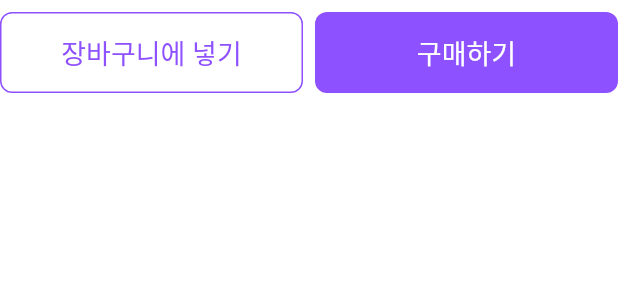
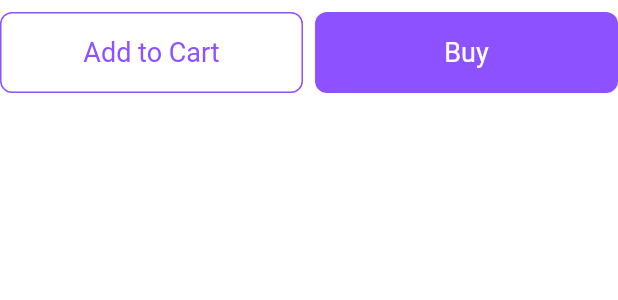
Before and after one commit to WinningBean/pokemon_rainbow_city_app, a Flutter app: the ItemBottomButtons widget shown alone on an empty page, opened directly with sample values from the repository, on a phone screen of 412 x 824 dp. Shown: the top 300 px of the screen. Run offline on Flutter 3.47's test engine with Material 3 defaults, Android fonts, the phone set to English and light mode, and no system bars; our stand-ins replace cached_network_image, flutter_riverpod, go_router; generated files the repository leaves out were written again; Roboto replaces fonts that are missing (PFStardust).

Commit message:
🌐 style: 상품 상세 페이지 다국어 적용

```diff
--- a/l10n.yaml
+++ b/l10n.yaml
@@ -2,3 +2,4 @@ arb-dir: lib/l10n
 template-arb-file: intl_en.arb
 output-localization-file: app_localizations.dart
 output-class: AppLocalizations
+use-named-parameters: true
--- a/lib/features/item/itemDetail/item_detail_page.dart
+++ b/lib/features/item/itemDetail/item_detail_page.dart
@@ -7,6 +7,7 @@ import 'package:pokemon_rainbow_city_app/features/item/itemDetail/widgets/item_d
 import 'package:pokemon_rainbow_city_app/features/item/itemDetail/widgets/item_detail_info.dart';
 import 'package:pokemon_rainbow_city_app/features/item/models/item.dart';
 import 'package:pokemon_rainbow_city_app/features/item/providers/item_provider.dart';
+import 'package:pokemon_rainbow_city_app/l10n/app_localizations.dart';
 
 class ItemDetailPage extends ConsumerWidget {
   final int itemId;
@@ -14,12 +15,15 @@ class ItemDetailPage extends ConsumerWidget {
   const ItemDetailPage({super.key, required this.itemId});
   @override
   Widget build(BuildContext context, WidgetRef ref) {
+    final local = AppLocalizations.of(context)!;
     final Item? item = ref.watch(itemByIdProvider(itemId));
 
     if (item == null) {
       return Scaffold(
         appBar: BaseAppBar(actions: [Icon(CustomIcons.cart)]),
-        body: Center(child: Text('아이템이 존재하지 않습니다.', style: Theme.of(context).textTheme.bodyMedium)),
+        body: Center(
+          child: Text(local.itemNotFoundText, style: Theme.of(context).textTheme.bodyMedium),
+        ),
       );
     }
 
--- a/lib/features/item/itemDetail/widgets/item_bottom_buttons.dart
+++ b/lib/features/item/itemDetail/widgets/item_bottom_buttons.dart
@@ -1,7 +1,6 @@
 import 'package:flutter/cupertino.dart';
 import 'package:flutter_riverpod/flutter_riverpod.dart';
 import 'package:go_router/go_router.dart';
-import 'package:intl/intl.dart';
 import 'package:pokemon_rainbow_city_app/common/utils/price_formatter.dart';
 import 'package:pokemon_rainbow_city_app/common/widgets/button/app_filled_button.dart';
 import 'package:pokemon_rainbow_city_app/common/widgets/button/app_outlined_button.dart';
@@ -10,6 +9,7 @@ import 'package:pokemon_rainbow_city_app/common/widgets/dialogs/info_dialog.dart
 import 'package:pokemon_rainbow_city_app/core/navigation/route_names.dart';
 import 'package:pokemon_rainbow_city_app/features/item/itemDetail/providers/item_detail_provider.dart';
 import 'package:pokemon_rainbow_city_app/features/item/models/item.dart';
+import 'package:pokemon_rainbow_city_app/l10n/app_localizations.dart';
 
 class ItemBottomButtons extends ConsumerWidget {
   static const double _buttonHeight = 54;
@@ -22,6 +22,7 @@ class ItemBottomButtons extends ConsumerWidget {
 
   @override
   Widget build(BuildContext context, WidgetRef ref) {
+    final local = AppLocalizations.of(context)!;
     final totalPrice = ref.watch(totalPriceProvider(item));
     final locale = Localizations.localeOf(context).toString();
 
@@ -31,17 +32,17 @@ class ItemBottomButtons extends ConsumerWidget {
         children: [
           Expanded(
             child: AppOutlinedButton(
-              text: '장바구니에 넣기',
+              text: local.itemCartButton,
               height: _buttonHeight,
               onChanged: () {
                 showCupertinoDialog(
                   context: context,
                   builder: (context) {
                     return ConfirmDialog(
-                      title: '상품이 장바구니에 담겼습니다.',
-                      contenText: '장바구니로 이동하시겠습니까?',
-                      cancelText: '더 둘러보기',
-                      confirmText: '장바구니가기',
+                      title: local.itemCartAddedTitle,
+                      contenText: local.itemCartDialogDesc,
+                      cancelText: local.itemMoreBrowse,
+                      confirmText: local.itemGoToCart,
                       onConfirm: () => context.pop(),
                     );
                   },
@@ -52,14 +53,17 @@ class ItemBottomButtons extends ConsumerWidget {
           const SizedBox(width: 8),
           Expanded(
             child: AppFilledButton(
-              text: '구매하기',
+              text: local.itemBuyButton,
               height: _buttonHeight,
               onChanged: () async {
                 await showCupertinoDialog(
                   context: context,
                   builder: (context) => InfoDialog(
-                    message:
-                        '${item.name}을(를) ${formatPriceValue(totalPrice, locale)}${getCurrencySymbol(locale)} 만큼 구매하셨습니다.',
+                    message: local.itemBuyComplete(
+                      itemName: item.name,
+                      totalPrice: formatPriceValue(totalPrice, locale),
+                      currency: getCurrencySymbol(locale),
+                    ),
                   ),
                 );
                 if (context.mounted) {
--- a/lib/l10n/app_localizations.dart
+++ b/lib/l10n/app_localizations.dart
@@ -101,7 +101,7 @@ abstract class AppLocalizations {
   /// No description provided for @appTitle.
   ///
   /// In en, this message translates to:
-  /// **'Pokkémon Rainbow City'**
+  /// **'Pokémon Rainbow City'**
   String get appTitle;
 
   /// No description provided for @confirmText.
@@ -181,48 +181,6 @@ abstract class AppLocalizations {
   /// In en, this message translates to:
   /// **'No Pokémon available'**
   String get goodsEmptyText;
-
-  /// No description provided for @goodsUnselected.
-  ///
-  /// In en, this message translates to:
-  /// **'No item selected'**
-  String get goodsUnselected;
-
-  /// No description provided for @putGoodsCartText.
-  ///
-  /// In en, this message translates to:
-  /// **'Do you want to add it to the cart?'**
-  String get putGoodsCartText;
-
-  /// No description provided for @description.
-  ///
-  /// In en, this message translates to:
-  /// **'This message appears when no item is selected.'**
-  String get description;
-
-  /// No description provided for @detailTitle.
-  ///
-  /// In en, this message translates to:
-  /// **'Pokémon Details'**
-  String get detailTitle;
-
-  /// No description provided for @goodsPriceLabel.
-  ///
-  /// In en, this message translates to:
-  /// **'Price'**
-  String get goodsPriceLabel;
-
-  /// No description provided for @goodsBuyButton.
-  ///
-  /// In en, this message translates to:
-  /// **'Buy Now'**
-  String get goodsBuyButton;
-
-  /// No description provided for @goodsCartButton.
-  ///
-  /// In en, this message translates to:
-  /// **'Add to Cart'**
-  String get goodsCartButton;
 
   /// No description provided for @cartTitle.
   ///
@@ -439,6 +397,70 @@ abstract class AppLocalizations {
   /// In en, this message translates to:
   /// **'Retry'**
   String get retryText;
+
+  /// No description provided for @itemNotFoundText.
+  ///
+  /// In en, this message translates to:
+  /// **'Item does not exist.'**
+  String get itemNotFoundText;
+
+  /// No description provided for @itemCartButton.
+  ///
+  /// In en, this message translates to:
+  /// **'Add to Cart'**
+  String get itemCartButton;
+
+  /// No description provided for @itemCartAddedTitle.
+  ///
+  /// In en, this message translates to:
+  /// **'The item has been added to the cart.'**
+  String get itemCartAddedTitle;
+
+  /// No description provided for @itemCartDialogDesc.
+  ///
+  /// In en, this message translates to:
+  /// **'Would you like to go to your cart?'**
+  String get itemCartDialogDesc;
+
+  /// No description provided for @itemMoreBrowse.
+  ///
+  /// In en, this message translates to:
+  /// **'Browse more'**
+  String get itemMoreBrowse;
+
+  /// No description provided for @itemGoToCart.
+  ///
+  /// In en, this message translates to:
+  /// **'Go to cart'**
+  String get itemGoToCart;
+
+  /// No description provided for @itemBuyButton.
+  ///
+  /// In en, this message translates to:
+  /// **'Buy'**
+  String get itemBuyButton;
+
+  /// Purchase confirmation message. {itemName} is the name of the item, {totalPrice} is the price, and {currency} is the currency symbol.
+  ///
+  /// In en, this message translates to:
+  /// **'You have purchased {itemName} for {totalPrice}{currency}.'**
+  String itemBuyComplete({
+    required String itemName,
+    required String totalPrice,
+    required String currency,
+  });
+
+  /// No description provided for @quantityInputTitle.
+  ///
+  /// In en, this message translates to:
+  /// **'Enter Quantity'**
+  String get quantityInputTitle;
+
+  /// Error message for quantity input. {maxCount} is the maximum quantity.
+  ///
+  /// In en, this message translates to:
+  /// **'Only numbers between 1 and {maxCount} are allowed.'**
+  String quantityInputError({required int maxCount});
 }
 
 class _AppLocalizationsDelegate
```
Also changed, not shown: lib/features/item/itemDetail/widgets/quantity_selector.dart (+18 -13 lines), lib/l10n/app_localizations_en.dart (+39 -22 lines), lib/l10n/app_localizations_ko.dart (+38 -21 lines), lib/l10n/intl_en.arb (+38 -9 lines), lib/l10n/intl_ko.arb (+37 -7 lines), lib/generated/intl/messages_en.dart, lib/generated/intl/messages_ko.dart, lib/generated/l10n.dart.
